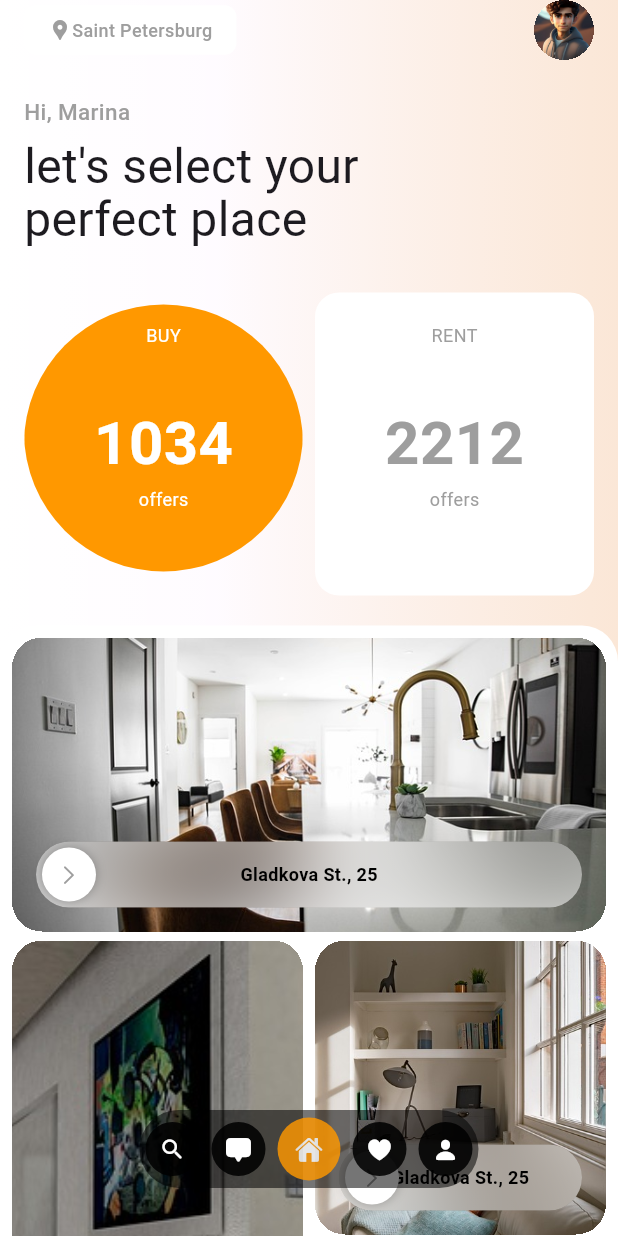
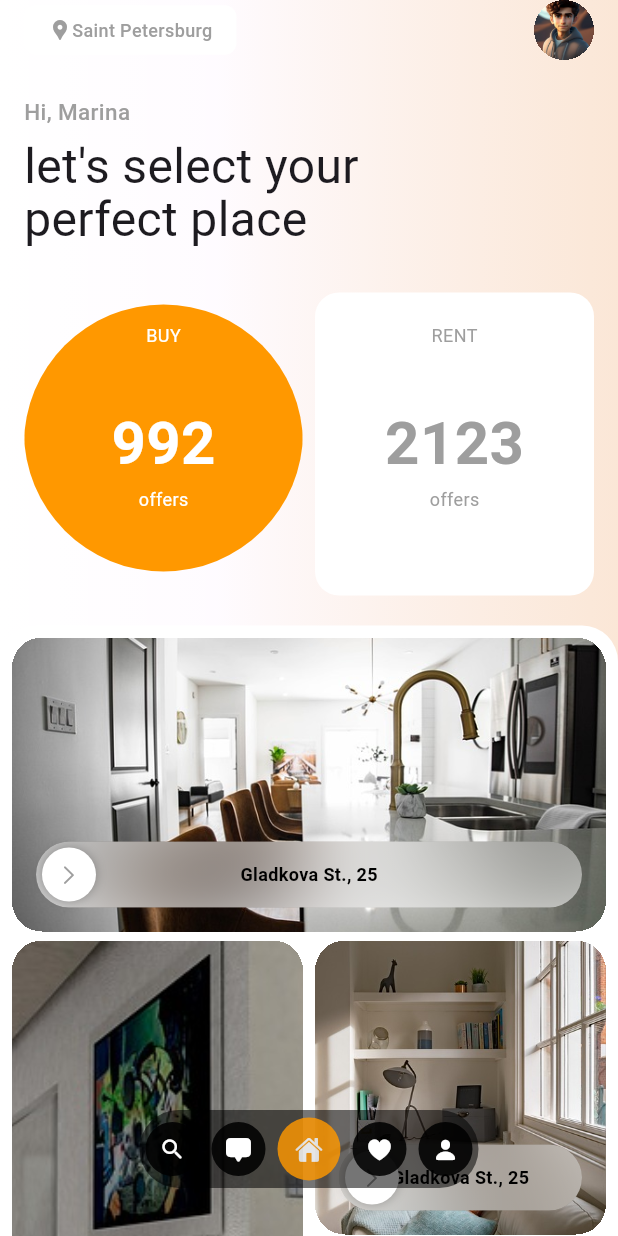
Before and after one commit to TayoDavid/real_estate_app_mp, a Flutter app: the first screen one second after launch, on a phone screen of 412 x 824 dp. Run offline on Flutter 3.47's test engine with Material 3 defaults, Android fonts, the light colour scheme and no system bars.

Commit message:
animated text completed

```diff
--- a/lib/pages/home_page.dart
+++ b/lib/pages/home_page.dart
@@ -1,6 +1,7 @@
 import 'package:flutter/cupertino.dart';
 import 'package:flutter/material.dart';
 import 'package:flutter_staggered_grid_view/flutter_staggered_grid_view.dart';
+import 'package:real_estate_app_mp/utils/animated_text.dart';
 import 'package:real_estate_app_mp/utils/circle_path.dart';
 import 'package:real_estate_app_mp/utils/extensions.dart';
 import 'package:real_estate_app_mp/utils/resource.dart';
@@ -95,13 +96,9 @@ class _HomePageState extends State<HomePage> {
                                   decoration: BoxDecoration(shape: BoxShape.circle, color: Colors.orange),
                                   child: Column(
                                     children: [
-                                      AppText(
-                                        'BUY',
-                                        size: 12,
-                                        color: Colors.white,
-                                      ),
+                                      AppText('BUY', size: 12, color: Colors.white),
                                       Spacer(),
-                                      AppText('1034', size: 40, weight: FontWeight.bold, color: Colors.white),
+                                      AnimatedText(text: 1034),
                                       AppText('offers', size: 12, color: Colors.white),
                                       Spacer(),
                                     ],
@@ -119,13 +116,9 @@ class _HomePageState extends State<HomePage> {
                                 ),
                                 child: Column(
                                   children: [
-                                    AppText(
-                                      'RENT',
-                                      size: 12,
-                                      color: Colors.grey,
-                                    ),
+                                    AppText('RENT', size: 12, color: Colors.grey),
                                     Spacer(),
-                                    AppText('2212', size: 40, weight: FontWeight.bold, color: Colors.grey),
+                                    AnimatedText(text: 2212, color: Colors.grey),
                                     AppText('offers', size: 12, color: Colors.grey),
                                     Spacer(),
                                   ],
--- /dev/null
+++ b/lib/utils/animated_text.dart
@@ -0,0 +1,51 @@
+import 'package:flutter/material.dart';
+import 'package:real_estate_app_mp/widgets/app_text.dart';
+
+class AnimatedText extends StatefulWidget {
+  const AnimatedText({super.key, required this.text, this.color = Colors.white});
+
+  final double text;
+  final Color color;
+
+  @override
+  State<AnimatedText> createState() => _AnimatedTextState();
+}
+
+class _AnimatedTextState extends State<AnimatedText> with SingleTickerProviderStateMixin {
+  late AnimationController _controller;
+  late Animation<double> _animation;
+
+  @override
+  void initState() {
+    super.initState();
+
+    _controller = AnimationController(vsync: this, duration: Duration(seconds: 1));
+    _animation = Tween<double>(begin: 0, end: widget.text).animate(
+      CurvedAnimation(parent: _controller, curve: Curves.decelerate),
+    );
+  }
+
+  @override
+  Widget build(BuildContext context) {
+    _controller
+      ..reset
+      ..forward();
+    return AnimatedBuilder(
+      animation: _animation,
+      builder: (BuildContext context, Widget? child) {
+        return AppText(
+          _animation.value.toInt().toString(),
+          size: 40,
+          weight: FontWeight.bold,
+          color: widget.color,
+        );
+      },
+    );
+  }
+
+  @override
+  void dispose() {
+    _controller.dispose();
+    super.dispose();
+  }
+}
```
